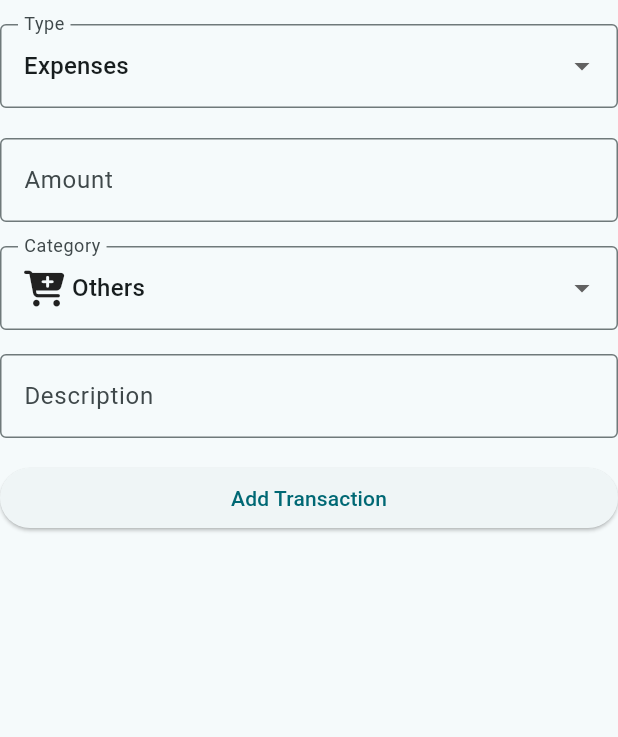
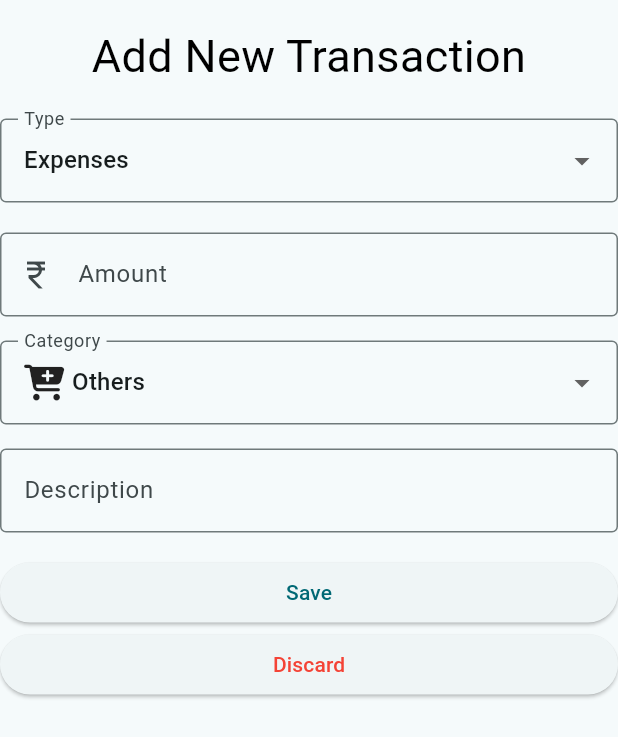
Before and after one commit to sahilgangani17/PennyPilot, a Flutter app: the AddNewTransaction widget shown alone on an empty page, opened directly, on a phone screen of 412 x 824 dp. Shown: the top 737 px of the screen. Run offline on Flutter 3.47's test engine with Material 3 defaults, Android fonts, the phone set to English and light mode, and no system bars; our stand-ins replace firebase_auth, firebase_core, font_awesome_flutter, sqflite; accounts and stored records are empty.

Commit message:
Changed 'AddTransaction' dialog box and replaced 'Profile' with 'Savings' on bottom navigation bar

```diff
--- a/lib/pages/home_page.dart
+++ b/lib/pages/home_page.dart
@@ -112,8 +112,8 @@ class _HomePageState extends State<HomePage> {
               label: '',
             ),
             BottomNavigationBarItem(
-              icon: Icon(Icons.person),
-              label: 'Profile',
+              icon: Icon(Icons.savings),
+              label: 'Savings',
             ),
             BottomNavigationBarItem(
               icon: Icon(Icons.settings),
--- a/lib/widgets/NewTransaction.dart
+++ b/lib/widgets/NewTransaction.dart
@@ -1,4 +1,5 @@
 import 'package:flutter/material.dart';
+import 'package:flutter/rendering.dart';
 import 'package:penny_pilot/utils/icon_list.dart';
 
 class AddNewTransaction extends StatefulWidget {
@@ -21,6 +22,22 @@ class _AddNewTransactionState extends State<AddNewTransaction> {
           child: Column(
             crossAxisAlignment: CrossAxisAlignment.stretch,
             children: [
+
+              // Heading
+              Padding(
+                padding: EdgeInsets.only(bottom: 20),
+                child: Center(
+                  child: Text(
+                    'Add New Transaction',
+                    textAlign: TextAlign.center,
+                    style: TextStyle(
+                      color: Colors.black,
+                      fontSize: 30,
+                    ),
+                  )
+                )
+              ),
+
               // Type Dropdown
               DropdownButtonFormField<String>(
                 value: type,
@@ -52,6 +69,7 @@ class _AddNewTransactionState extends State<AddNewTransaction> {
               TextFormField(
                 keyboardType: TextInputType.number,
                 decoration: const InputDecoration(
+                  prefixIcon: Icon(Icons.currency_rupee_sharp),
                   labelText: 'Amount',
                   border: OutlineInputBorder(),
                 ),
@@ -91,8 +109,14 @@ class _AddNewTransactionState extends State<AddNewTransaction> {
                   //   ),
                   // );
                 },
-                child: const Text("Add Transaction"),
+                child: const Text("Save"),
               ),
+              ElevatedButton(
+                onPressed: () {
+                  Navigator.pop(context);
+                },
+                child: const Text("Discard",style: TextStyle(color: Colors.red),),
+              )
             ],
           ),
         ),
```
Also changed, not shown: lib/pages/analysis_page.dart (added), lib/pages/analysispage.dart (deleted), lib/pages/profilepage.dart (deleted), lib/pages/savings_page.dart (added), lib/pages/settings_page.dart (added), lib/pages/settingspage.dart (deleted).
